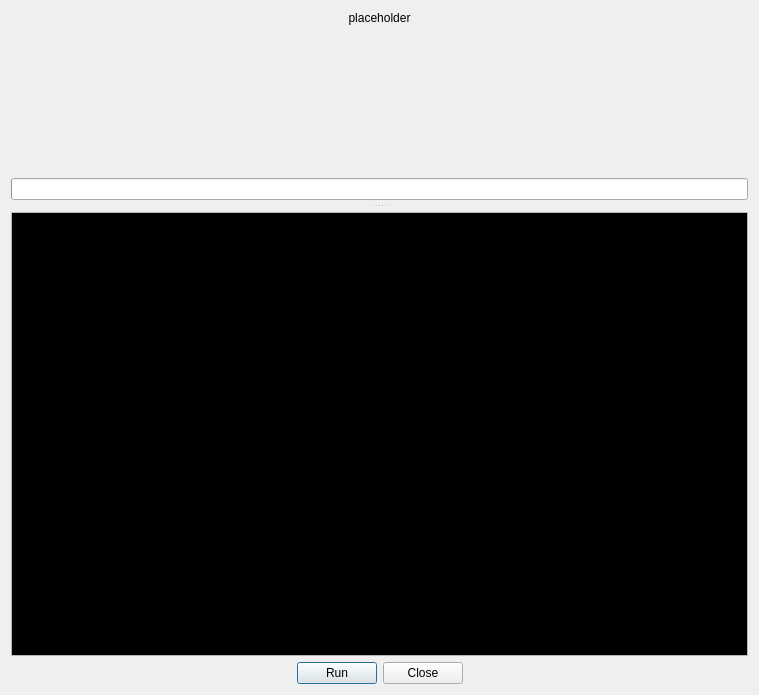
First picture: the form in resources/ui/runner.ui, repository cmontesano/xappt_qt, before the edit.
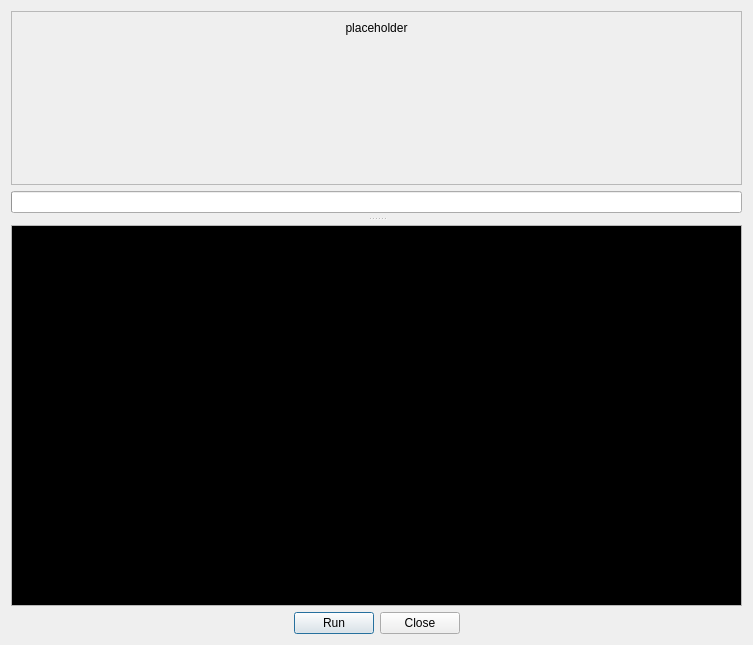
Second picture: the form after the edit.

Commit message: put tool into a scroll area

The edit to the form file:
```diff
--- a/resources/ui/runner.ui
+++ b/resources/ui/runner.ui
@@ -6,8 +6,8 @@
    <rect>
     <x>0</x>
     <y>0</y>
-    <width>759</width>
-    <height>695</height>
+    <width>753</width>
+    <height>645</height>
    </rect>
   </property>
   <property name="windowTitle">
@@ -22,7 +22,24 @@
      <property name="handleWidth">
       <number>12</number>
      </property>
-     <widget class="QWidget" name="layoutWidget">
+     <widget class="QWidget" name="">
+      <layout class="QVBoxLayout" name="verticalLayout_2">
+       <item>
+        <widget class="QScrollArea" name="scrollArea">
+         <property name="widgetResizable">
+          <bool>true</bool>
+         </property>
+         <widget class="QWidget" name="scrollAreaWidgetContents">
+          <property name="geometry">
+           <rect>
+            <x>0</x>
+            <y>0</y>
+            <width>731</width>
+            <height>186</height>
+           </rect>
+          </property>
+          <layout class="QVBoxLayout" name="verticalLayout">
+           <item>
       <layout class="QGridLayout" name="gridLayout">
        <item row="1" column="0">
         <spacer name="verticalSpacer">
@@ -53,7 +70,13 @@
          </property>
         </widget>
        </item>
-       <item row="2" column="0">
+            </layout>
+           </item>
+          </layout>
+         </widget>
+        </widget>
+       </item>
+       <item>
         <widget class="QProgressBar" name="progressBar">
          <property name="value">
           <number>0</number>
```
Lines whose indentation alone changed are shown as unchanged. The commit also changes 1 other file.
